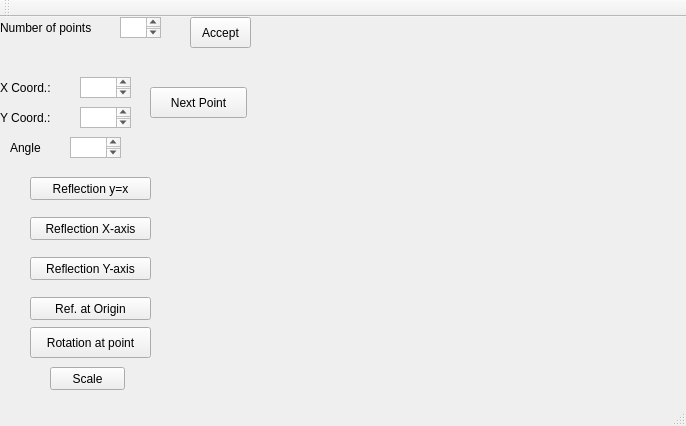
The window that 21361/CG FINAL/B4/mainwindow.ui (nmd2611/CGL) describes before a commit, drawn with Qt 5.
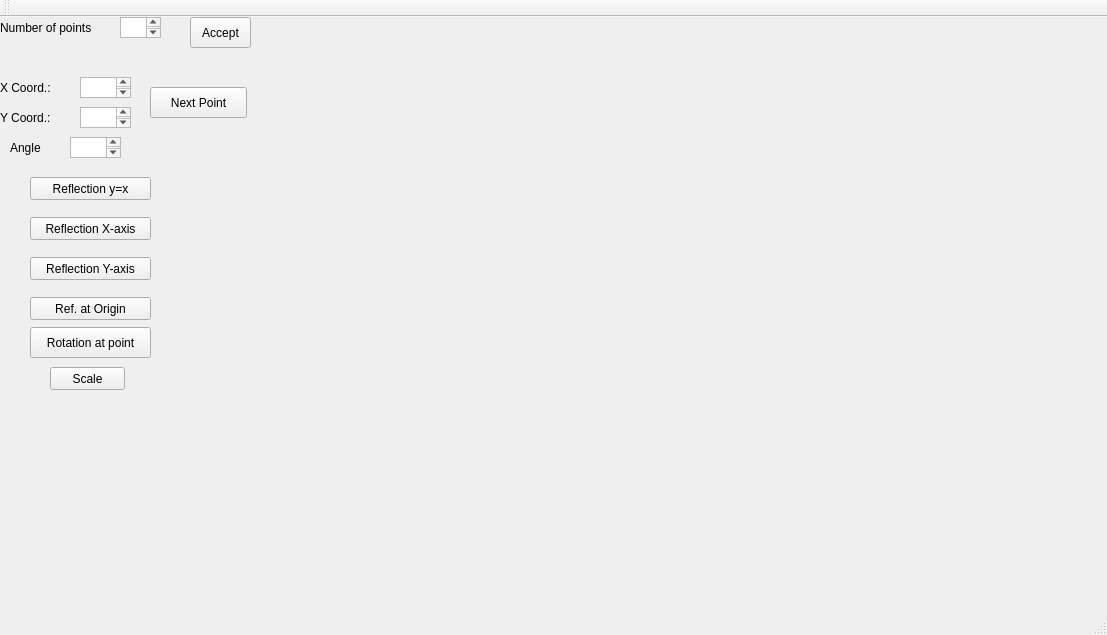
The same window after the commit.

Patch:
```diff
--- a/21361/CG FINAL/B4/mainwindow.ui
+++ b/21361/CG FINAL/B4/mainwindow.ui
@@ -6,8 +6,8 @@
    <rect>
     <x>0</x>
     <y>0</y>
-    <width>686</width>
-    <height>426</height>
+    <width>1107</width>
+    <height>635</height>
    </rect>
   </property>
   <property name="windowTitle">
```
Left out of the diff: 4 changed lines with no effect on the pictures.
